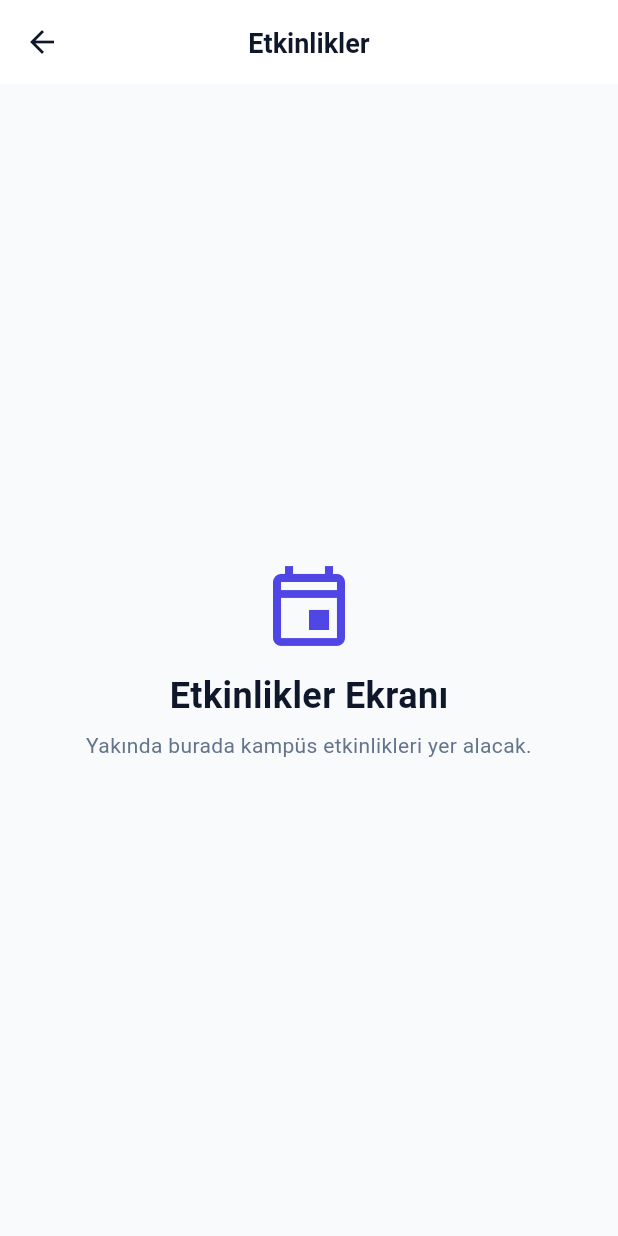
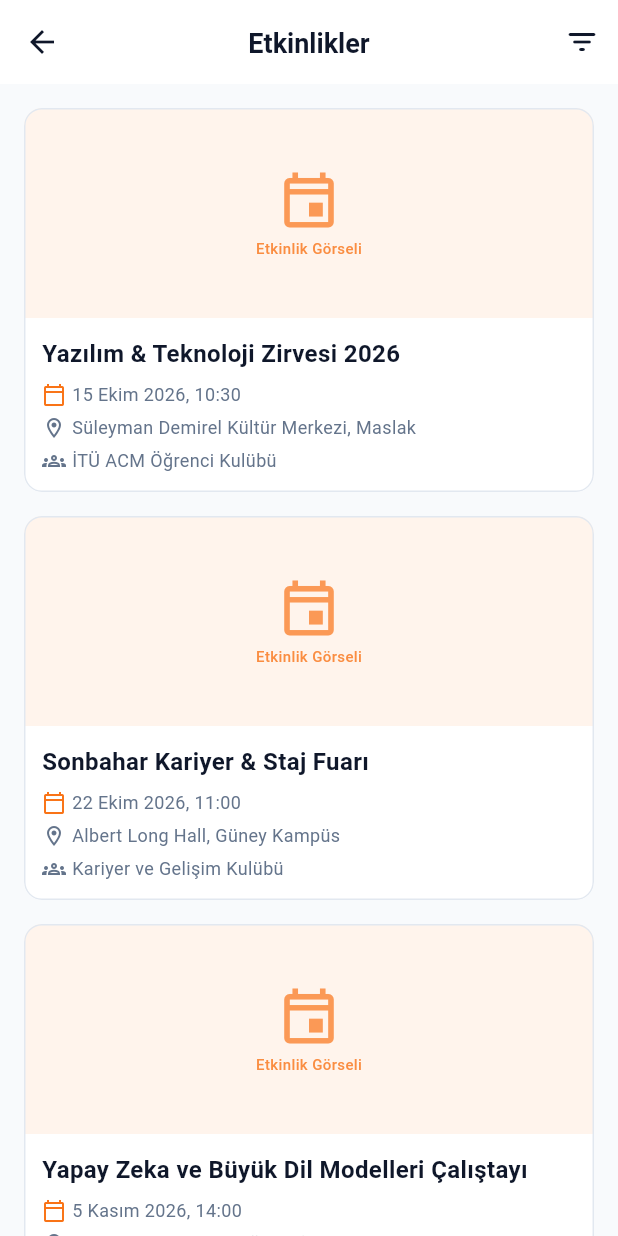
Before and after one commit to Posinowa/uni-z, a Flutter app: the EventsScreen screen opened directly, on a phone screen of 412 x 824 dp. Run offline on Flutter 3.47's test engine with Material 3 defaults, Android fonts, the phone set to English and light mode, and no system bars; our stand-ins replace cloud_firestore, firebase_auth, firebase_core, firebase_messaging, flutter_dotenv, image_picker; accounts and stored records are empty.

Commit message:
Maa/feature/issue 60 create events list screen (#150)
* Create Event Model #58

* Create Event Service #59

* Create Event List Screen and Event Card Component #60

* Remove missing .env asset from Flutter pubspec

Co-authored-by: Marda-hub <178563549+Marda-hub@users.noreply.github.com>

* Fix Flutter test workflow missing .env asset

Co-authored-by: Marda-hub <178563549+Marda-hub@users.noreply.github.com>

---------

Co-authored-by: copilot-swe-agent[bot] <198982749+Copilot@users.noreply.github.com>
Co-authored-by: Marda-hub <178563549+Marda-hub@users.noreply.github.com>
Co-authored-by: Yusuf YILMAZ <109434872+yusufyilmazf@users.noreply.github.com>

```diff
--- a/lib/features/events/screens/events_screen.dart
+++ b/lib/features/events/screens/events_screen.dart
@@ -2,45 +2,224 @@ import 'package:flutter/material.dart';
 
 import '../../../core/constants/app_colors.dart';
 import '../../../core/constants/app_spacing.dart';
-import '../../../core/theme/app_text_styles.dart';
+import '../../../shared/widgets/states/states.dart';
+import '../models/event_model.dart';
+import '../models/event_status.dart';
+import '../widgets/event_card.dart';
 
-/// Geçici etkinlikler ekranı.
+/// Ekranın mevcut durumunu temsil eden enum.
+enum EventsViewState {
+  content,
+  loading,
+  empty,
+  error,
+}
+
+/// Kampüs etkinliklerinin listelendiği ana ekran.
 ///
-/// Etkinlik listeleme özelliği ileride ayrı bir issue'da geliştirilecektir.
-class EventsScreen extends StatelessWidget {
-  const EventsScreen({super.key});
+/// Bu aşamada Firestore bağlantısı kapsam dışıdır.
+/// Ekran; içerik, yükleniyor (loading), boş (empty) ve hata (error) durumlarını
+/// yönetir ve görüntüler.
+class EventsScreen extends StatefulWidget {
+  /// Ekranın başlangıç durumu (testler ve önizlemeler için yapılandırılabilir).
+  final EventsViewState initialState;
+
+  /// Gösterilecek başlangıç etkinlik listesi (opsiyonel).
+  final List<EventModel>? initialEvents;
+
+  const EventsScreen({
+    super.key,
+    this.initialState = EventsViewState.content,
+    this.initialEvents,
+  });
+
+  @override
+  State<EventsScreen> createState() => _EventsScreenState();
+}
+
+class _EventsScreenState extends State<EventsScreen> {
+  late EventsViewState _currentState;
+  late List<EventModel> _events;
+
+  @override
+  void initState() {
+    super.initState();
+    _currentState = widget.initialState;
+    _events = widget.initialEvents ?? _getSampleEvents();
+  }
+
+  /// Yenileme veya tekrar deneme simülasyonu.
+  Future<void> _handleRefresh() async {
+    setState(() => _currentState = EventsViewState.loading);
+    await Future.delayed(const Duration(milliseconds: 600));
+    if (mounted) {
+      setState(() {
+        _events = _getSampleEvents();
+        _currentState = EventsViewState.content;
+      });
+    }
+  }
+
+  /// Hata durumundan kurtulmak için tekrar deneme.
+  void _handleRetry() {
+    _handleRefresh();
+  }
 
   @override
   Widget build(BuildContext context) {
     return Scaffold(
       appBar: AppBar(
         title: const Text('Etkinlikler'),
+        actions: [
+          // UI inceleme ve test kolaylığı için durum değiştirici menü
+          PopupMenuButton<EventsViewState>(
+            icon: const Icon(Icons.filter_list_rounded),
+            tooltip: 'Görünüm Durumu',
+            onSelected: (state) {
+              setState(() {
+                _currentState = state;
+                if (state == EventsViewState.empty) {
+                  _events = [];
+                } else if (state == EventsViewState.content) {
+                  _events = _getSampleEvents();
+                }
+              });
+            },
+            itemBuilder: (context) => [
+              const PopupMenuItem(
+                value: EventsViewState.content,
+                child: Text('Etkinlik Listesi'),
               ),
-      body: Center(
-        child: Column(
-          mainAxisAlignment: MainAxisAlignment.center,
-          children: [
-            const Icon(
-              Icons.event_outlined,
-              size: 64,
-              color: AppColors.primaryIndigo,
+              const PopupMenuItem(
+                value: EventsViewState.loading,
+                child: Text('Yükleniyor (Loading)'),
               ),
-            const SizedBox(height: AppSpacing.md),
-            Text(
-              'Etkinlikler Ekranı',
-              style: AppTextStyles.headlineMedium,
+              const PopupMenuItem(
+                value: EventsViewState.empty,
+                child: Text('Boş Durum (Empty)'),
               ),
-            const SizedBox(height: AppSpacing.sm),
-            Text(
-              'Yakında burada kampüs etkinlikleri yer alacak.',
-              style: AppTextStyles.bodyMedium.copyWith(
-                color: AppColors.textSecondary,
-              ),
-              textAlign: TextAlign.center,
+              const PopupMenuItem(
+                value: EventsViewState.error,
+                child: Text('Hata Durumu (Error)'),
               ),
             ],
           ),
+        ],
+      ),
+      body: _buildBody(),
+    );
+  }
+
+  /// Mevcut duruma göre gövde widget'ını oluşturur.
+  Widget _buildBody() {
+    switch (_currentState) {
+      case EventsViewState.loading:
+        return const AppLoadingView();
+
+      case EventsViewState.error:
+        return AppErrorState(
+          title: 'Etkinlikler yüklenemedi',
+          message: 'Bir bağlantı hatası oluştu. Lütfen tekrar deneyin.',
+          onRetry: _handleRetry,
+        );
+
+      case EventsViewState.empty:
+        return AppEmptyState(
+          icon: Icons.event_busy_outlined,
+          title: 'Henüz etkinlik yok',
+          description: 'Yakında yeni kampüs etkinlikleri burada listelenecektir.',
+          actionText: 'Yenile',
+          onActionPressed: _handleRefresh,
+        );
+
+      case EventsViewState.content:
+        if (_events.isEmpty) {
+          return AppEmptyState(
+            icon: Icons.event_busy_outlined,
+            title: 'Henüz etkinlik yok',
+            description: 'Yakında yeni kampüs etkinlikleri burada listelenecektir.',
+            actionText: 'Yenile',
+            onActionPressed: _handleRefresh,
+          );
+        }
+
+        return RefreshIndicator(
+          color: AppColors.categoryEvents,
+          onRefresh: _handleRefresh,
+          child: ListView.builder(
+            padding: const EdgeInsets.only(
+              top: AppSpacing.sm,
+              bottom: AppSpacing.xl,
+            ),
+            itemCount: _events.length,
+            itemBuilder: (context, index) {
+              final event = _events[index];
+              return EventCard(
+                event: event,
+                onTap: () {
+                  // Event detail bu issue kapsamında yer almamaktadır
+                  ScaffoldMessenger.of(context).showSnackBar(
+                    SnackBar(
+                      content: Text('${event.title} detayları yakında eklenecek.'),
+                      duration: const Duration(seconds: 1),
+                    ),
+                  );
+                },
+              );
+            },
           ),
         );
     }
   }
+
+  /// Örnek etkinlik verileri.
+  static List<EventModel> _getSampleEvents() {
+    return [
+      EventModel(
+        id: 'event-1',
+        title: 'Yazılım & Teknoloji Zirvesi 2026',
+        description: 'Sektörün lider mühendisleri ve teknoloji liderleri kampüste!',
+        universityId: 'itu',
+        location: 'Süleyman Demirel Kültür Merkezi, Maslak',
+        eventDate: DateTime(2026, 10, 15, 10, 30),
+        imageUrl: null, // Görsel placeholder'ını doğrulamak için null
+        createdBy: 'user-itu-1',
+        organizerName: 'İTÜ ACM Öğrenci Kulübü',
+        status: EventStatus.approved,
+        createdAt: DateTime(2026, 9, 1),
+        approvedBy: 'admin-1',
+        approvedAt: DateTime(2026, 9, 2),
+      ),
+      EventModel(
+        id: 'event-2',
+        title: 'Sonbahar Kariyer & Staj Fuarı',
+        description: '50+ kurumsal firma ile doğrudan tanışma ve staj mülakatları.',
+        universityId: 'boun',
+        location: 'Albert Long Hall, Güney Kampüs',
+        eventDate: DateTime(2026, 10, 22, 11, 00),
+        imageUrl: null,
+        createdBy: 'user-boun-1',
+        organizerName: 'Kariyer ve Gelişim Kulübü',
+        status: EventStatus.approved,
+        createdAt: DateTime(2026, 9, 3),
+        approvedBy: 'admin-1',
+        approvedAt: DateTime(2026, 9, 3),
+      ),
+      EventModel(
+        id: 'event-3',
+        title: 'Yapay Zeka ve Büyük Dil Modelleri Çalıştayı',
+        description: 'Hands-on yapay zeka atölyesi ve model geliştirme oturumu.',
+        universityId: 'odtu',
+        location: 'Bilgisayar Mühendisliği Amfisi A-101',
+        eventDate: DateTime(2026, 11, 5, 14, 00),
+        imageUrl: null,
+        createdBy: 'user-odtu-1',
+        organizerName: 'IEEE Öğrenci Kolu',
+        status: EventStatus.approved,
+        createdAt: DateTime(2026, 9, 4),
+        approvedBy: 'admin-1',
+        approvedAt: DateTime(2026, 9, 5),
+      ),
+    ];
+  }
+}
--- /dev/null
+++ b/lib/features/events/widgets/event_card.dart
@@ -0,0 +1,220 @@
+import 'package:flutter/material.dart';
+
+import '../../../core/constants/app_colors.dart';
+import '../../../core/constants/app_radius.dart';
+import '../../../core/constants/app_spacing.dart';
+import '../../../core/theme/app_text_styles.dart';
+import '../models/event_model.dart';
+
+/// Etkinlik listelerinde gösterilecek kart bileşeni.
+///
+/// Kart üzerinde:
+/// - Görsel veya temaya uygun görsel placeholder'ı
+/// - Etkinlik başlığı
+/// - Etkinlik tarihi ve saati
+/// - Konum bilgisi
+/// - Organizatör bilgisi
+/// yer alır.
+class EventCard extends StatelessWidget {
+  /// Gösterilecek etkinlik modeli.
+  final EventModel event;
+
+  /// Karta tıklandığında tetiklenecek geri çağrım (opsiyonel).
+  final VoidCallback? onTap;
+
+  const EventCard({
+    super.key,
+    required this.event,
+    this.onTap,
+  });
+
+  @override
+  Widget build(BuildContext context) {
+    return Card(
+      clipBehavior: Clip.antiAlias,
+      child: InkWell(
+        onTap: onTap,
+        borderRadius: AppRadius.borderRadiusMd,
+        child: Column(
+          crossAxisAlignment: CrossAxisAlignment.start,
+          mainAxisSize: MainAxisSize.min,
+          children: [
+            // ─── Etkinlik Görseli veya Placeholder ─────────────────────
+            _EventBanner(imageUrl: event.imageUrl),
+
+            // ─── Etkinlik Detay İçeriği ────────────────────────────────
+            Padding(
+              padding: const EdgeInsets.all(AppSpacing.md),
+              child: Column(
+                crossAxisAlignment: CrossAxisAlignment.start,
+                children: [
+                  // Başlık
+                  Text(
+                    event.title,
+                    style: AppTextStyles.titleMedium,
+                    maxLines: 2,
+                    overflow: TextOverflow.ellipsis,
+                  ),
+
+                  const SizedBox(height: AppSpacing.sm),
+
+                  // Tarih Satırı
+                  _InfoRow(
+                    icon: Icons.calendar_today_outlined,
+                    iconColor: AppColors.categoryEvents,
+                    text: _formatDate(event.eventDate),
+                  ),
+
+                  const SizedBox(height: AppSpacing.xs),
+
+                  // Konum Satırı
+                  _InfoRow(
+                    icon: Icons.location_on_outlined,
+                    iconColor: AppColors.textSecondary,
+                    text: event.location,
+                  ),
+
+                  const SizedBox(height: AppSpacing.xs),
+
+                  // Organizatör Satırı
+                  _InfoRow(
+                    icon: Icons.groups_outlined,
+                    iconColor: AppColors.textSecondary,
+                    text: event.organizerName,
+                  ),
+                ],
+              ),
+            ),
+          ],
+        ),
+      ),
+    );
+  }
+
+  /// Tarih verisini Türkçe ve okunabilir biçimde biçimlendirir.
+  /// Örnek: "15 Ekim 2026, 14:00"
+  static String _formatDate(DateTime date) {
+    const months = [
+      'Ocak',
+      'Şubat',
+      'Mart',
+      'Nisan',
+      'Mayıs',
+      'Haziran',
+      'Temmuz',
+      'Ağustos',
+      'Eylül',
+      'Ekim',
+      'Kasım',
+      'Aralık',
+    ];
+
+    final monthName = months[date.month - 1];
+    final hour = date.hour.toString().padLeft(2, '0');
+    final minute = date.minute.toString().padLeft(2, '0');
+
+    return '${date.day} $monthName ${date.year}, $hour:$minute';
+  }
+}
+
+/// Etkinlik görselini veya görsel olmadığında placeholder'ı gösteren bileşen.
+class _EventBanner extends StatelessWidget {
+  final String? imageUrl;
+
+  const _EventBanner({this.imageUrl});
+
+  @override
+  Widget build(BuildContext context) {
+    const bannerHeight = 140.0;
+
+    if (imageUrl != null && imageUrl!.trim().isNotEmpty) {
+      return Image.network(
+        imageUrl!.trim(),
+        width: double.infinity,
+        height: bannerHeight,
+        fit: BoxFit.cover,
+        loadingBuilder: (context, child, loadingProgress) {
+          if (loadingProgress == null) return child;
+          return _buildPlaceholder(isLoading: true);
+        },
+        errorBuilder: (context, error, stackTrace) {
+          return _buildPlaceholder();
+        },
+      );
+    }
+
+    return _buildPlaceholder();
+  }
+
+  /// Temaya uygun görsel placeholder konteyneri.
+  Widget _buildPlaceholder({bool isLoading = false}) {
+    return Container(
+      width: double.infinity,
+      height: 140.0,
+      decoration: BoxDecoration(
+        color: AppColors.categoryEvents.withValues(alpha: 0.08),
+      ),
+      child: Center(
+        child: isLoading
+            ? const CircularProgressIndicator(
+                strokeWidth: 2,
+                color: AppColors.categoryEvents,
+              )
+            : Column(
+                mainAxisAlignment: MainAxisAlignment.center,
+                children: [
+                  Icon(
+                    Icons.event_outlined,
+                    size: 44,
+                    color: AppColors.categoryEvents.withValues(alpha: 0.7),
+                  ),
+                  const SizedBox(height: AppSpacing.xs),
+                  Text(
+                    'Etkinlik Görseli',
+                    style: AppTextStyles.labelSmall.copyWith(
+                      color: AppColors.categoryEvents.withValues(alpha: 0.8),
+                    ),
+                  ),
+                ],
+              ),
+      ),
+    );
+  }
+}
+
+/// İkon ve metin içeren tek satırlık bilgi satırı.
+class _InfoRow extends StatelessWidget {
+  final IconData icon;
+  final Color iconColor;
+  final String text;
+
+  const _InfoRow({
+    required this.icon,
+    required this.iconColor,
+    required this.text,
+  });
+
+  @override
+  Widget build(BuildContext context) {
+    return Row(
+      children: [
+        Icon(
+          icon,
+          size: 16,
+          color: iconColor,
+        ),
+        const SizedBox(width: AppSpacing.xs),
+        Expanded(
+          child: Text(
+            text,
+            style: AppTextStyles.bodySmall.copyWith(
+              color: AppColors.textSecondary,
+            ),
+            maxLines: 1,
+            overflow: TextOverflow.ellipsis,
+          ),
+        ),
+      ],
+    );
+  }
+}
```
Also changed, not shown: 1 other file. Lines whose indentation alone changed are shown as unchanged.
